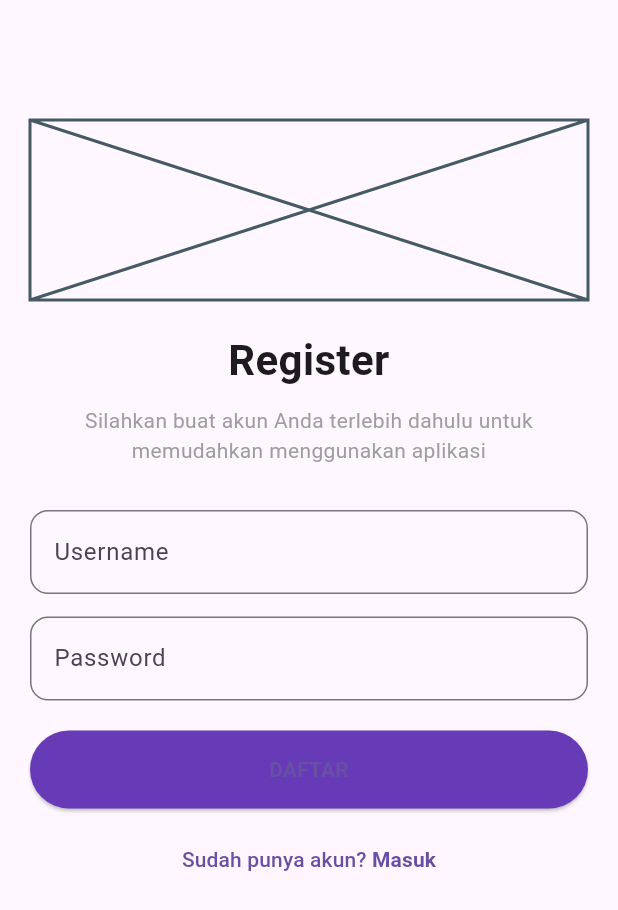
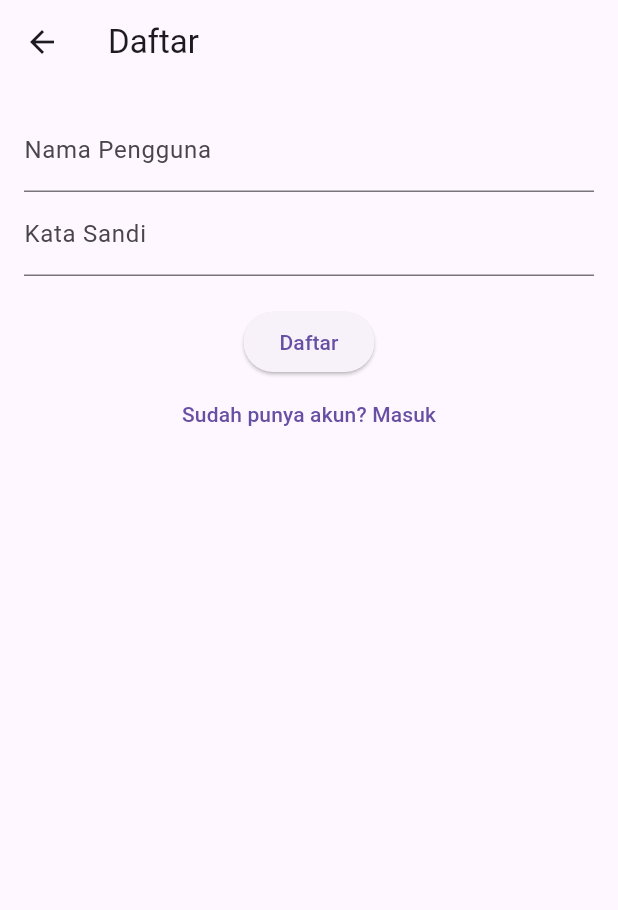
Before and after one commit to dadayan1234/opn_app, a Flutter app: the screen it shows after launch, after a tap on an icon or button, on a phone screen of 412 x 824 dp. Shown: the top 910 px of the screen. Run offline on Flutter 3.47's test engine with Material 3 defaults, Android fonts, the phone set to English and light mode, and no system bars; our stand-ins replace image_picker, shared_preferences; network calls fail.

Commit message:
Refactor RegisterScreen layout and update navigation to LoginScreen

```diff
--- a/lib/main.dart
+++ b/lib/main.dart
@@ -22,7 +22,7 @@ class MyApp extends StatelessWidget {
       routes: {
         '/': (context) => const SplashScreen(),
         '/login': (context) => const LoginScreen(),
-        '/register': (context) => const RegisterScreen(),
+        '/register': (context) => RegisterScreen(),
         '/biodata': (context) => const BiodataFormScreen(),
         '/dashboard': (context) {
           final fullName = ModalRoute.of(context)?.settings.arguments as String;
--- a/lib/screens/login_screen.dart
+++ b/lib/screens/login_screen.dart
@@ -102,7 +102,7 @@ class _LoginScreenState extends State<LoginScreen> {
               onPressed: () {
                 Navigator.push(
                   context,
-                  MaterialPageRoute(builder: (_) => const RegisterScreen()),
+                  MaterialPageRoute(builder: (_) => RegisterScreen()),
                 );
               },
               child: const Text.rich(
--- a/lib/screens/register_screen.dart
+++ b/lib/screens/register_screen.dart
@@ -1,9 +1,8 @@
 import 'package:flutter/material.dart';
 import '../services/auth_service.dart';
+import 'login_screen.dart';
 
 class RegisterScreen extends StatefulWidget {
-  const RegisterScreen({super.key});
-
   @override
   _RegisterScreenState createState() => _RegisterScreenState();
 }
@@ -27,76 +26,27 @@ class _RegisterScreenState extends State<RegisterScreen> {
   @override
   Widget build(BuildContext context) {
     return Scaffold(
-      body: SingleChildScrollView(
-        padding: const EdgeInsets.all(20),
+      appBar: AppBar(title: Text('Daftar')),
+      body: Padding(
+        padding: const EdgeInsets.all(16.0),
         child: Column(
-          crossAxisAlignment: CrossAxisAlignment.stretch,
           children: [
-            const SizedBox(height: 60),
-            const Placeholder(fallbackHeight: 120),
-            const SizedBox(height: 20),
-            const Text(
-              'Register',
-              style: TextStyle(fontSize: 28, fontWeight: FontWeight.bold),
-              textAlign: TextAlign.center,
-            ),
-            const SizedBox(height: 10),
-            const Text(
-              'Silahkan buat akun Anda terlebih dahulu untuk memudahkan menggunakan aplikasi',
-              style: TextStyle(color: Colors.grey),
-              textAlign: TextAlign.center,
-            ),
-            const SizedBox(height: 30),
             TextField(
               controller: _usernameController,
-              decoration: InputDecoration(
-                labelText: 'Username',
-                border: OutlineInputBorder(
-                  borderRadius: BorderRadius.circular(12),
-                ),
-              ),
+              decoration: InputDecoration(labelText: 'Nama Pengguna'),
             ),
-            const SizedBox(height: 15),
             TextField(
               controller: _passwordController,
+              decoration: InputDecoration(labelText: 'Kata Sandi'),
               obscureText: true,
-              decoration: InputDecoration(
-                labelText: 'Password',
-                border: OutlineInputBorder(
-                  borderRadius: BorderRadius.circular(12),
-                ),
-              ),
             ),
-            const SizedBox(height: 20),
-            ElevatedButton(
-              style: ElevatedButton.styleFrom(
-                backgroundColor: Colors.deepPurple,
-                padding: const EdgeInsets.symmetric(vertical: 16),
-              ),
-              onPressed: _register,
-              child: const Text(
-                'DAFTAR',
-                style: TextStyle(fontWeight: FontWeight.bold),
-              ),
-            ),
-            const SizedBox(height: 10),
-            Center(
-              child: TextButton(
-                onPressed: () {
-                  Navigator.pop(context);
-                },
-                child: const Text.rich(
-                  TextSpan(
-                    text: 'Sudah punya akun? ',
-                    children: [
-                      TextSpan(
-                        text: 'Masuk',
-                        style: TextStyle(fontWeight: FontWeight.bold),
-                      ),
-                    ],
-                  ),
-                ),
-              ),
+            SizedBox(height: 20),
+            ElevatedButton(onPressed: _register, child: Text('Daftar')),
+            TextButton(
+              onPressed: () {
+                Navigator.pop(context);
+              },
+              child: Text('Sudah punya akun? Masuk'),
             ),
           ],
         ),
```
